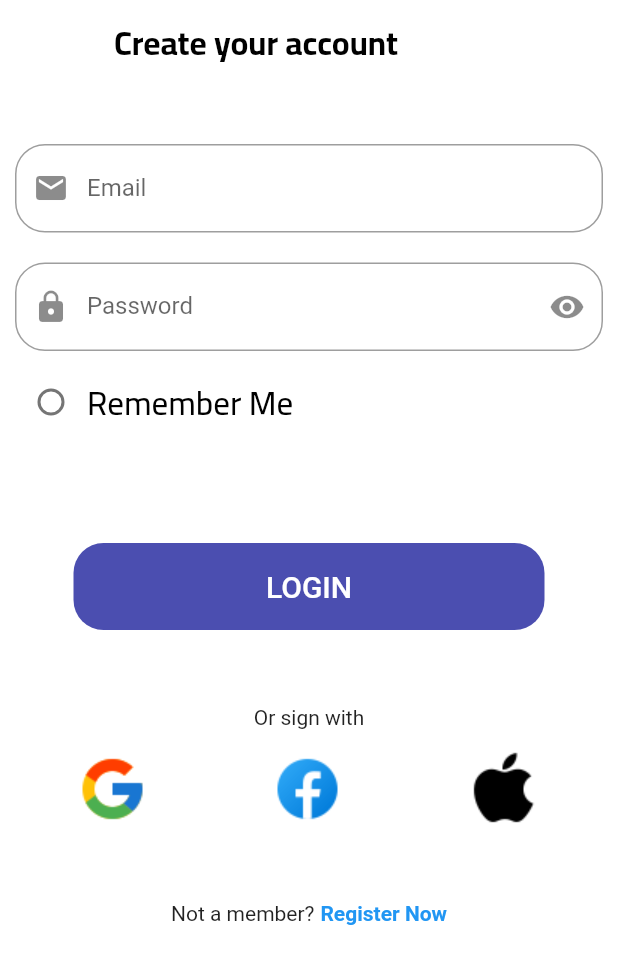
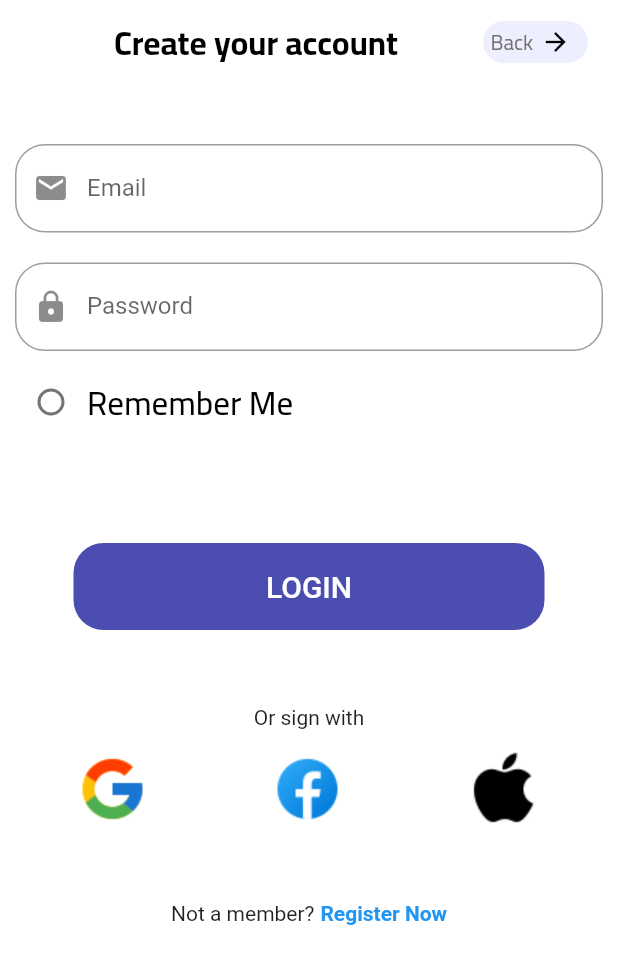
Before and after one commit to Tarekelsayed44/Graduation_project, a Flutter app: the CreateAcoount screen opened directly, on a phone screen of 412 x 824 dp. Shown: the top 964 px of the screen. Run offline on Flutter 3.47's test engine with Material 2 defaults, Android fonts, the phone set to English and light mode, and no system bars; our stand-ins replace easy_localization, flutter_phoenix, get_it, hexcolor, intl_phone_field, rounded_loading_button and 1 more; accounts and stored records are empty.

Commit message:
sign_up0

```diff
--- a/assets/translation/ar-SA.json
+++ b/assets/translation/ar-SA.json
@@ -79,5 +79,9 @@
   "not_member": "لا تمتلك حسابا؟",
   "register_now": "التسحيل كمستخدم جديد",
   "edit_account":"تعديل الحساب",
-  "submit":"تأكيد"
+  "submit":"تأكيد",
+  "login_google": "تسجيل الدخول من خلال جوجل",
+  "login_facebook":"تسجيل الدخول من خلال فيسبوك",
+  "login_iphone": "تسجيل الدخول من خلال ايفون",
+  "login_password": "تسجيل الدخول بكلمة المرور"
 }
--- a/assets/translation/en-US.json
+++ b/assets/translation/en-US.json
@@ -73,5 +73,9 @@
   "not_member": "Not a member?",
   "register_now": "Register Now",
   "edit_account":"Edit account",
-  "submit": "submit"
+  "submit": "submit",
+  "login_google": "login with google",
+  "login_facebook":"login with facebook",
+  "login_iphone": "login with iphone",
+  "login_password": "login with password"
 }
--- a/lib/app/app.dart
+++ b/lib/app/app.dart
@@ -11,6 +11,8 @@ import 'package:pick_park/shared/styles/theme.dart';
 
 import '../presentations/resources/route_manager.dart';
 import '../screens/settings/settings.dart';
+import '../screens/sign_up/sign_up0.dart';
+import '../screens/sign_up/sign_up2.dart';
 import 'app_pref.dart';
 import 'di.dart';
 class MyApp extends StatefulWidget {
@@ -39,7 +41,7 @@ class _MyAppState extends State<MyApp> {
       debugShowCheckedModeBanner: false,
       //onGenerateRoute: RouteGenerator.getRoute,
      // initialRoute: Routes.loginRoute,
-     home:loginScreen(),
+     home:SignUp0(),
       theme: ThemeData(),
     );
   }
--- a/lib/presentations/resources/string_manager.dart
+++ b/lib/presentations/resources/string_manager.dart
@@ -14,7 +14,7 @@ class AppStrings {
   static const username = "username_hint";
   static const password = "password_hint";
   static const usernameError = "username_error";
-  static const passwordError = "password_error";
+  static const passwordError = "invalid_password";
   static const login = "login_button";
   static const forgetPassword = "forgot_password_text";
   static const registerText = "register_text";
@@ -73,7 +73,10 @@ class AppStrings {
   static const String registerNow = "register_now";
   static const String editAccount = "edit_account";
   static const String submit = "submit";
-
+  static const String withGoogle = "login_google";
+  static const String withFacebook = "login_facebook";
+  static const String withIphone = "login_iphone";
+  static const String loginPassword = "login_password";
 
 
 
--- a/lib/screens/sign_up/sign_up2.dart
+++ b/lib/screens/sign_up/sign_up2.dart
@@ -26,41 +26,20 @@ class _CreateAcoountState extends State<CreateAcoount> {
         elevation: 0,
         backgroundColor: Colors.white,
         titleSpacing: 20,
-        title: Text(
+        title: Row(
+          children: [
+            Text(
               AppStrings.createAcoount.tr(),
               style: getBoldStyle(
                 color: Colors.black,
               ),
             ),
 
-        /*  leading: GestureDetector(
-              onTap: () {},
-              child: Container(
-                height: 3,
-                width: 15,
-                alignment: Alignment.center,
-                decoration: BoxDecoration(
-                  color: Color(0xffedefff),
-                  borderRadius: BorderRadius.circular(2),
-                ),
-                child: Row(
-                  mainAxisSize: MainAxisSize.min,
-                  children: [
-                    Icon(
-                      Icons.arrow_back,
-                      color: Colors.black,
-                      size: 15,
-                    ),
-                    Text(
-                      AppStrings.back.tr(),
-                      style: getRegularStyle(color: Color(0xff777374)),
-                    ),
+          Spacer(),
+          backButton()
         ],
       ),
       ),
-            ),*/
-      ),
-
       body: Container(
         height: double.infinity,
         padding: EdgeInsetsDirectional.only(top: 40,start: 10,end: 10),
@@ -81,7 +60,7 @@ class _CreateAcoountState extends State<CreateAcoount> {
                         return AppStrings.invalidEmail.tr();
                       }
                       return null;
-                    }
+                    },
                 ),
                 SizedBox(
                   height: 20,
@@ -97,15 +76,6 @@ class _CreateAcoountState extends State<CreateAcoount> {
                   type: TextInputType.visiblePassword,
                   label: AppStrings.password.tr(),
                   prefix: Icons.lock,
-                  suffix:isPassword? Icons.visibility: Icons.visibility_off,
-                  suffixPressed: (){
-                    setState(() {
-                      isPassword = !isPassword;
-                    });
-                  },
-                  radius: 20,
-
-
 
                 ),
                 SizedBox(
--- a/lib/shared/components/component.dart
+++ b/lib/shared/components/component.dart
@@ -44,7 +44,7 @@ Widget defaultFormField({
   bool isPassword = false,
   Function? suffixPressed,
   Function? onSubmit,
-  var autoValidate = AutovalidateMode.onUserInteraction,
+  var autoValidate = AutovalidateMode.onUserInteraction,  IconButton ?suffixIcon,
 }) =>
     TextFormField(
       validator: validate,
@@ -66,13 +66,7 @@ Widget defaultFormField({
             prefix,
           ),
 
-          suffixIcon: suffix != null
-              ? IconButton(
-                  onPressed: () {
-                    suffixPressed;
-                  },
-                  icon: Icon(suffix))
-              : null),
+      ),
 
     );
 //-----------------------------------------------------------------------------------------------
--- a/pubspec.yaml
+++ b/pubspec.yaml
@@ -39,6 +39,7 @@ dependencies:
   flutter_phoenix: ^1.1.0
   get_it: ^7.2.0
   intl_phone_field: ^3.1.0
+  rounded_loading_button: ^2.1.0
 dev_dependencies:
   flutter_test:
     sdk: flutter
```
Also changed, not shown: lib/screens/reset_password/resetPassword.dart (+8 -1 lines), lib/screens/sign_up/sign_up0.dart (+121 -18 lines), pubspec.lock. Lines whose indentation alone changed are shown as unchanged.
